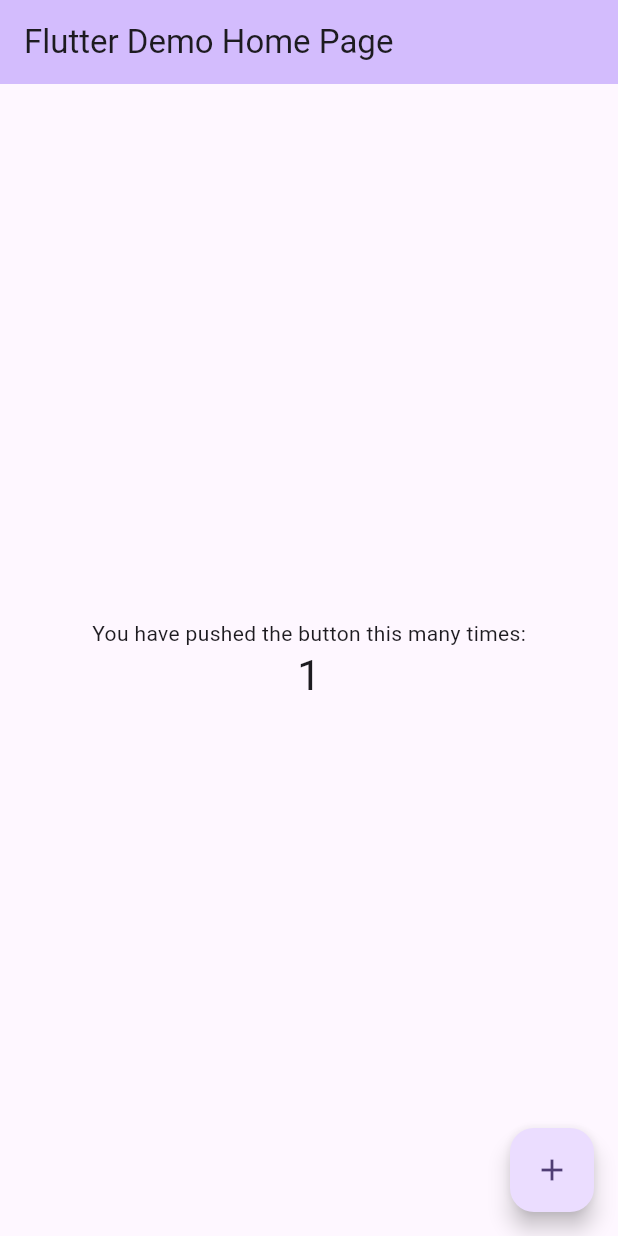
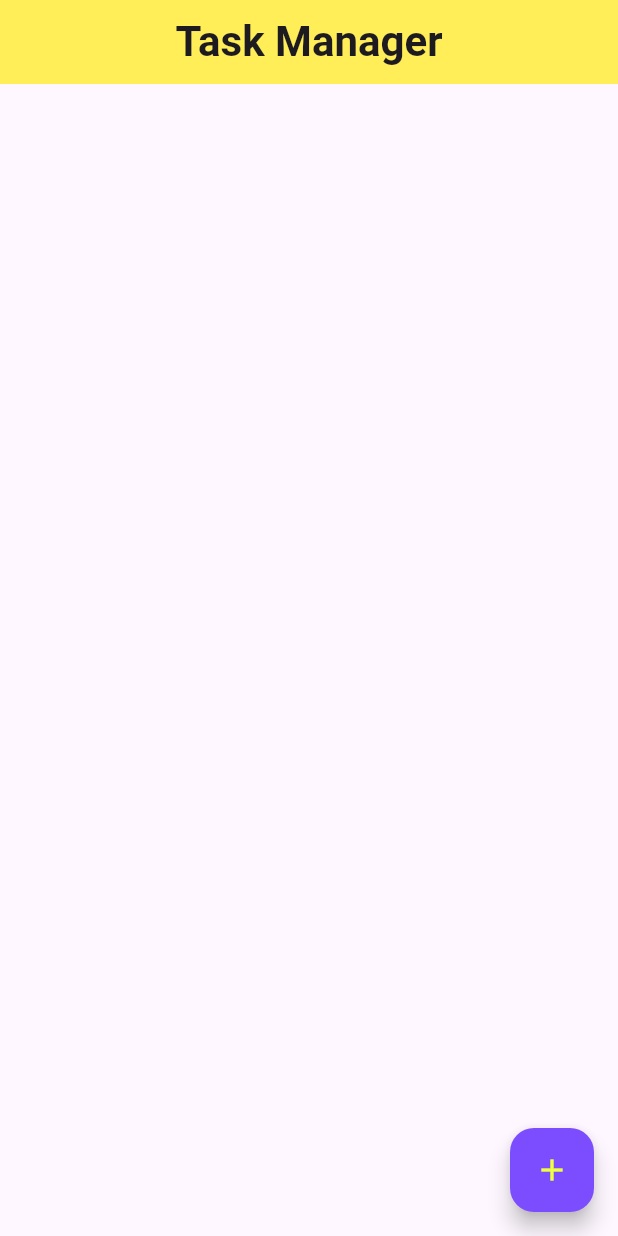
Before and after one commit to Shishir707/Flutter-Bonus-Assignment--M.M_Sajjatul_Islam--2222208---02, a Flutter app: the screen it shows after launch, after a tap on the "add" icon, on a phone screen of 412 x 824 dp. Run offline on Flutter 3.47's test engine with Material 3 defaults, Android fonts, the phone set to English and light mode, and no system bars; our stand-ins replace firebase_core; accounts and stored records are empty; generated files the repository leaves out were written again.

Commit message:
implement firebase & homePage

```diff
--- /dev/null
+++ b/lib/app.dart
@@ -0,0 +1,15 @@
+import 'package:bonus_assignment/task_manager.dart';
+import 'package:flutter/material.dart';
+
+class MyApp extends StatelessWidget {
+  const MyApp({super.key});
+
+  @override
+  Widget build(BuildContext context) {
+    return MaterialApp(
+      debugShowCheckedModeBanner: false,
+      title: 'Task Manager',
+      home: TaskManager(),
+    );
+  }
+}
--- a/lib/main.dart
+++ b/lib/main.dart
@@ -1,122 +1,13 @@
 import 'package:flutter/material.dart';
+import 'package:firebase_core/firebase_core.dart';
+import 'app.dart';
+import 'firebase_options.dart';
 
-void main() {
+void main() async {
+  WidgetsFlutterBinding.ensureInitialized();
+
+  await Firebase.initializeApp(options: DefaultFirebaseOptions.currentPlatform);
+
+
   runApp(const MyApp());
 }
-
-class MyApp extends StatelessWidget {
-  const MyApp({super.key});
-
-  // This widget is the root of your application.
-  @override
-  Widget build(BuildContext context) {
-    return MaterialApp(
-      title: 'Flutter Demo',
-      theme: ThemeData(
-        // This is the theme of your application.
-        //
-        // TRY THIS: Try running your application with "flutter run". You'll see
-        // the application has a purple toolbar. Then, without quitting the app,
-        // try changing the seedColor in the colorScheme below to Colors.green
-        // and then invoke "hot reload" (save your changes or press the "hot
-        // reload" button in a Flutter-supported IDE, or press "r" if you used
-        // the command line to start the app).
-        //
-        // Notice that the counter didn't reset back to zero; the application
-        // state is not lost during the reload. To reset the state, use hot
-        // restart instead.
-        //
-        // This works for code too, not just values: Most code changes can be
-        // tested with just a hot reload.
-        colorScheme: ColorScheme.fromSeed(seedColor: Colors.deepPurple),
-      ),
-      home: const MyHomePage(title: 'Flutter Demo Home Page'),
-    );
-  }
-}
-
-class MyHomePage extends StatefulWidget {
-  const MyHomePage({super.key, required this.title});
-
-  // This widget is the home page of your application. It is stateful, meaning
-  // that it has a State object (defined below) that contains fields that affect
-  // how it looks.
-
-  // This class is the configuration for the state. It holds the values (in this
-  // case the title) provided by the parent (in this case the App widget) and
-  // used by the build method of the State. Fields in a Widget subclass are
-  // always marked "final".
-
-  final String title;
-
-  @override
-  State<MyHomePage> createState() => _MyHomePageState();
-}
-
-class _MyHomePageState extends State<MyHomePage> {
-  int _counter = 0;
-
-  void _incrementCounter() {
-    setState(() {
-      // This call to setState tells the Flutter framework that something has
-      // changed in this State, which causes it to rerun the build method below
-      // so that the display can reflect the updated values. If we changed
-      // _counter without calling setState(), then the build method would not be
-      // called again, and so nothing would appear to happen.
-      _counter++;
-    });
-  }
-
-  @override
-  Widget build(BuildContext context) {
-    // This method is rerun every time setState is called, for instance as done
-    // by the _incrementCounter method above.
-    //
-    // The Flutter framework has been optimized to make rerunning build methods
-    // fast, so that you can just rebuild anything that needs updating rather
-    // than having to individually change instances of widgets.
-    return Scaffold(
-      appBar: AppBar(
-        // TRY THIS: Try changing the color here to a specific color (to
-        // Colors.amber, perhaps?) and trigger a hot reload to see the AppBar
-        // change color while the other colors stay the same.
-        backgroundColor: Theme.of(context).colorScheme.inversePrimary,
-        // Here we take the value from the MyHomePage object that was created by
-        // the App.build method, and use it to set our appbar title.
-        title: Text(widget.title),
-      ),
-      body: Center(
-        // Center is a layout widget. It takes a single child and positions it
-        // in the middle of the parent.
-        child: Column(
-          // Column is also a layout widget. It takes a list of children and
-          // arranges them vertically. By default, it sizes itself to fit its
-          // children horizontally, and tries to be as tall as its parent.
-          //
-          // Column has various properties to control how it sizes itself and
-          // how it positions its children. Here we use mainAxisAlignment to
-          // center the children vertically; the main axis here is the vertical
-          // axis because Columns are vertical (the cross axis would be
-          // horizontal).
-          //
-          // TRY THIS: Invoke "debug painting" (choose the "Toggle Debug Paint"
-          // action in the IDE, or press "p" in the console), to see the
-          // wireframe for each widget.
-          mainAxisAlignment: MainAxisAlignment.center,
-          children: <Widget>[
-            const Text('You have pushed the button this many times:'),
-            Text(
-              '$_counter',
-              style: Theme.of(context).textTheme.headlineMedium,
-            ),
-          ],
-        ),
-      ),
-      floatingActionButton: FloatingActionButton(
-        onPressed: _incrementCounter,
-        tooltip: 'Increment',
-        child: const Icon(Icons.add),
-      ), // This trailing comma makes auto-formatting nicer for build methods.
-    );
-  }
-}
--- /dev/null
+++ b/lib/task_manager.dart
@@ -0,0 +1,30 @@
+import 'package:flutter/material.dart';
+
+class TaskManager extends StatefulWidget {
+  const TaskManager({super.key});
+
+  @override
+  State<TaskManager> createState() => _TaskManagerState();
+}
+
+class _TaskManagerState extends State<TaskManager> {
+  @override
+  Widget build(BuildContext context) {
+    return Scaffold(
+      appBar: AppBar(
+        title: Text(
+          "Task Manager",
+          style: TextStyle(fontSize: 28, fontWeight: FontWeight.w600),
+        ),
+        centerTitle: true,
+        backgroundColor: Colors.yellow[400],
+      ),
+      floatingActionButton: FloatingActionButton(
+        onPressed: () {},
+        child: Icon(Icons.add),
+        backgroundColor: Colors.deepPurpleAccent[200],
+        foregroundColor: Colors.limeAccent,
+      ),
+    );
+  }
+}
--- a/pubspec.yaml
+++ b/pubspec.yaml
@@ -34,6 +34,8 @@ dependencies:
   # The following adds the Cupertino Icons font to your application.
   # Use with the CupertinoIcons class for iOS style icons.
   cupertino_icons: ^1.0.8
+  firebase_core: ^4.6.0
+  cloud_firestore: ^6.2.0
 
 dev_dependencies:
   flutter_test:
```
Also changed, not shown: pubspec.lock, 6 other files.
